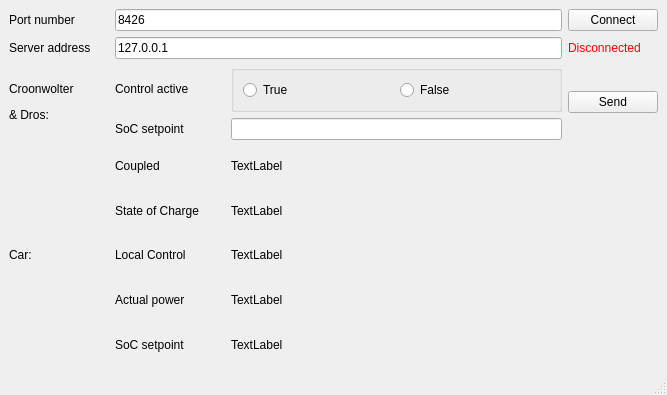
This is clientwindow.ui in SolarTeamEindhoven/STE17-CD-InterfaceTest as Qt 5 draws it before an edit. The edited form follows.
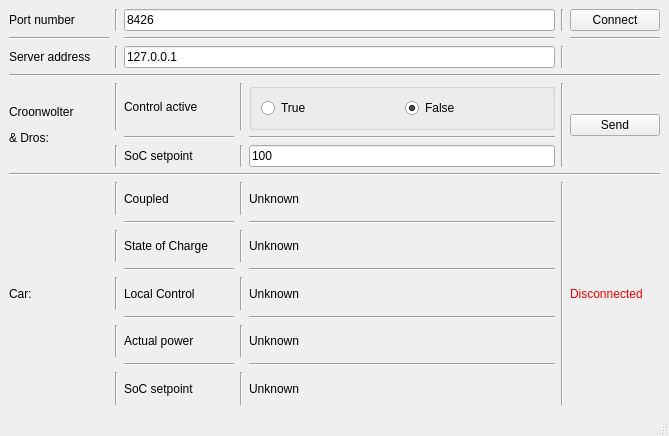
This is the edited form.

The edit to the form file:
```diff
--- a/clientwindow.ui
+++ b/clientwindow.ui
@@ -6,8 +6,8 @@
    <rect>
     <x>0</x>
     <y>0</y>
-    <width>667</width>
-    <height>395</height>
+    <width>669</width>
+    <height>436</height>
    </rect>
   </property>
   <property name="windowTitle">
@@ -19,21 +19,34 @@
      <layout class="QHBoxLayout" name="horizontalLayout">
       <item>
        <layout class="QGridLayout" name="gridLayout_4">
-        <item row="0" column="0">
-         <widget class="QLabel" name="label_2">
-          <property name="text">
-           <string>Port number</string>
-          </property>
-         </widget>
-        </item>
-        <item row="1" column="1">
+        <item row="2" column="2">
          <widget class="QLineEdit" name="addressEdit">
           <property name="text">
            <string>127.0.0.1</string>
           </property>
          </widget>
         </item>
-        <item row="1" column="0">
+        <item row="0" column="0">
+         <widget class="QLabel" name="label_2">
+          <property name="text">
+           <string>Port number</string>
+          </property>
+         </widget>
+        </item>
+        <item row="0" column="4">
+         <widget class="QPushButton" name="connectButton">
+          <property name="minimumSize">
+           <size>
+            <width>90</width>
+            <height>0</height>
+           </size>
+          </property>
+          <property name="text">
+           <string>Connect</string>
+          </property>
+         </widget>
+        </item>
+        <item row="2" column="0">
          <widget class="QLabel" name="label">
           <property name="minimumSize">
            <size>
@@ -46,33 +59,59 @@
           </property>
          </widget>
         </item>
-        <item row="0" column="1">
+        <item row="0" column="2">
          <widget class="QLineEdit" name="portEdit">
           <property name="text">
            <string>8426</string>
           </property>
          </widget>
         </item>
-        <item row="0" column="2">
-         <widget class="QPushButton" name="connectButton">
-          <property name="text">
-           <string>Connect</string>
+        <item row="2" column="1">
+         <widget class="Line" name="line_6">
+          <property name="orientation">
+           <enum>Qt::Vertical</enum>
+          </property>
+         </widget>
+        </item>
+        <item row="1" column="4">
+         <widget class="Line" name="line_31">
+          <property name="orientation">
+           <enum>Qt::Horizontal</enum>
+          </property>
+         </widget>
+        </item>
+        <item row="0" column="1">
+         <widget class="Line" name="line_7">
+          <property name="orientation">
+           <enum>Qt::Vertical</enum>
           </property>
          </widget>
         </item>
         <item row="1" column="2">
-         <widget class="QLabel" name="connectionLabel">
-          <property name="minimumSize">
-           <size>
-            <width>90</width>
-            <height>0</height>
-           </size>
+         <widget class="Line" name="line_29">
+          <property name="orientation">
+           <enum>Qt::Horizontal</enum>
           </property>
-          <property name="styleSheet">
-           <string notr="true">color: red</string>
+         </widget>
+        </item>
+        <item row="1" column="0">
+         <widget class="Line" name="line_30">
+          <property name="orientation">
+           <enum>Qt::Horizontal</enum>
           </property>
-          <property name="text">
-           <string>Disconnected</string>
+         </widget>
+        </item>
+        <item row="2" column="3">
+         <widget class="Line" name="line_33">
+          <property name="orientation">
+           <enum>Qt::Vertical</enum>
+          </property>
+         </widget>
+        </item>
+        <item row="0" column="3">
+         <widget class="Line" name="line_34">
+          <property name="orientation">
+           <enum>Qt::Vertical</enum>
           </property>
          </widget>
         </item>
@@ -80,6 +119,13 @@
       </item>
      </layout>
     </item>
+    <item>
+     <widget class="Line" name="line">
+      <property name="orientation">
+       <enum>Qt::Horizontal</enum>
+      </property>
+     </widget>
+    </item>
     <item>
      <layout class="QHBoxLayout" name="horizontalLayout_2">
       <item>
@@ -97,7 +143,14 @@
       </item>
       <item>
        <layout class="QGridLayout" name="gridLayout_3">
-        <item row="1" column="0">
+        <item row="2" column="3">
+         <widget class="QLineEdit" name="socSetpointEdit">
+          <property name="text">
+           <string>100</string>
+          </property>
+         </widget>
+        </item>
+        <item row="2" column="1">
          <widget class="QLabel" name="label_5">
           <property name="minimumSize">
            <size>
@@ -110,17 +163,7 @@
           </property>
          </widget>
         </item>
-        <item row="0" column="0">
-         <widget class="QLabel" name="label_4">
-          <property name="text">
-           <string>Control active</string>
-          </property>
-         </widget>
-        </item>
-        <item row="1" column="1">
-         <widget class="QLineEdit" name="socSetpointLabel"/>
-        </item>
-        <item row="0" column="1">
+        <item row="0" column="3">
          <widget class="QGroupBox" name="groupBox">
           <property name="title">
            <string/>
@@ -141,13 +184,72 @@
              <property name="text">
               <string>False</string>
              </property>
+             <property name="checked">
+              <bool>true</bool>
+             </property>
             </widget>
            </item>
           </layout>
          </widget>
         </item>
+        <item row="2" column="2">
+         <widget class="Line" name="line_26">
+          <property name="orientation">
+           <enum>Qt::Vertical</enum>
+          </property>
+         </widget>
+        </item>
+        <item row="0" column="1">
+         <widget class="QLabel" name="label_4">
+          <property name="text">
+           <string>Control active</string>
+          </property>
+         </widget>
+        </item>
+        <item row="0" column="2">
+         <widget class="Line" name="line_25">
+          <property name="orientation">
+           <enum>Qt::Vertical</enum>
+          </property>
+         </widget>
+        </item>
+        <item row="2" column="0">
+         <widget class="Line" name="line_4">
+          <property name="orientation">
+           <enum>Qt::Vertical</enum>
+          </property>
+         </widget>
+        </item>
+        <item row="0" column="0">
+         <widget class="Line" name="line_5">
+          <property name="orientation">
+           <enum>Qt::Vertical</enum>
+          </property>
+         </widget>
+        </item>
+        <item row="1" column="1">
+         <widget class="Line" name="line_27">
+          <property name="orientation">
+           <enum>Qt::Horizontal</enum>
+          </property>
+         </widget>
+        </item>
+        <item row="1" column="3">
+         <widget class="Line" name="line_28">
+          <property name="orientation">
+           <enum>Qt::Horizontal</enum>
+          </property>
+         </widget>
+        </item>
        </layout>
       </item>
+      <item>
+       <widget class="Line" name="line_32">
+        <property name="orientation">
+         <enum>Qt::Vertical</enum>
+        </property>
+       </widget>
+      </item>
       <item>
        <widget class="QPushButton" name="sendButton">
         <property name="minimumSize">
@@ -163,6 +265,13 @@
       </item>
      </layout>
     </item>
+    <item>
+     <widget class="Line" name="line_2">
+      <property name="orientation">
+       <enum>Qt::Horizontal</enum>
+      </property>
+     </widget>
+    </item>
     <item>
      <layout class="QHBoxLayout" name="horizontalLayout_4">
       <item>
@@ -187,47 +296,62 @@
       <item>
        <layout class="QGridLayout" name="gridLayout">
         <item row="0" column="1">
-         <widget class="QLabel" name="coupledLabel">
-          <property name="text">
-           <string>TextLabel</string>
-          </property>
-         </widget>
-        </item>
-        <item row="1" column="1">
-         <widget class="QLabel" name="socLabel">
-          <property name="text">
-           <string>TextLabel</string>
-          </property>
-         </widget>
-        </item>
-        <item row="0" column="0">
          <widget class="QLabel" name="label_9">
           <property name="text">
            <string>Coupled</string>
           </property>
          </widget>
         </item>
-        <item row="1" column="0">
-         <widget class="QLabel" name="label_10">
-          <property name="minimumSize">
-           <size>
-            <width>110</width>
-            <height>0</height>
-           </size>
+        <item row="0" column="3">
+         <widget class="QLabel" name="coupledLabel">
+          <property name="text">
+           <string>Unknown</string>
           </property>
+         </widget>
+        </item>
+        <item row="5" column="1">
+         <widget class="Line" name="line_14">
+          <property name="orientation">
+           <enum>Qt::Horizontal</enum>
+          </property>
+         </widget>
+        </item>
+        <item row="6" column="3">
+         <widget class="QLabel" name="powerLabel">
           <property name="text">
-           <string>State of Charge</string>
+           <string>Unknown</string>
+          </property>
+         </widget>
+        </item>
+        <item row="6" column="1">
+         <widget class="QLabel" name="label_14">
+          <property name="text">
+           <string>Actual power</string>
+          </property>
+         </widget>
+        </item>
+        <item row="4" column="3">
+         <widget class="QLabel" name="controlLabel">
+          <property name="text">
+           <string>Unknown</string>
+          </property>
+         </widget>
+        </item>
+        <item row="3" column="1">
+         <widget class="Line" name="line_13">
+          <property name="orientation">
+           <enum>Qt::Horizontal</enum>
           </property>
          </widget>
         </item>
         <item row="4" column="1">
-         <widget class="QLabel" name="socSetpointLabel_2">
+         <widget class="QLabel" name="label_13">
           <property name="text">
-           <string>TextLabel</string>
+           <string>Local Control</string>
           </property>
          </widget>
         </item>
-        <item row="4" column="0">
+        <item row="8" column="1">
          <widget class="QLabel" name="label_11">
           <property name="sizePolicy">
            <sizepolicy hsizetype="Maximum" vsizetype="Preferred">
@@ -240,36 +364,176 @@
           </property>
          </widget>
         </item>
-        <item row="2" column="0">
-         <widget class="QLabel" name="label_13">
-          <property name="text">
-           <string>Local Control</string>
-          </property>
-         </widget>
-        </item>
-        <item row="3" column="0">
-         <widget class="QLabel" name="label_14">
-          <property name="text">
-           <string>Actual power</string>
+        <item row="6" column="0">
+         <widget class="Line" name="line_3">
+          <property name="orientation">
+           <enum>Qt::Vertical</enum>
           </property>
          </widget>
         </item>
         <item row="2" column="1">
-         <widget class="QLabel" name="controlLabel">
+         <widget class="QLabel" name="label_10">
+          <property name="minimumSize">
+           <size>
+            <width>110</width>
+            <height>0</height>
+           </size>
+          </property>
           <property name="text">
-           <string>TextLabel</string>
+           <string>State of Charge</string>
           </property>
          </widget>
         </item>
-        <item row="3" column="1">
-         <widget class="QLabel" name="powerLabel">
+        <item row="8" column="3">
+         <widget class="QLabel" name="socSetpointLabel">
           <property name="text">
-           <string>TextLabel</string>
+           <string>Unknown</string>
+          </property>
+         </widget>
+        </item>
+        <item row="2" column="3">
+         <widget class="QLabel" name="socLabel">
+          <property name="text">
+           <string>Unknown</string>
+          </property>
+         </widget>
+        </item>
+        <item row="2" column="0">
+         <widget class="Line" name="line_10">
+          <property name="orientation">
+           <enum>Qt::Vertical</enum>
+          </property>
+         </widget>
+        </item>
+        <item row="5" column="3">
+         <widget class="Line" name="line_17">
+          <property name="orientation">
+           <enum>Qt::Horizontal</enum>
+          </property>
+         </widget>
+        </item>
+        <item row="4" column="0">
+         <widget class="Line" name="line_9">
+          <property name="orientation">
+           <enum>Qt::Vertical</enum>
+          </property>
+         </widget>
+        </item>
+        <item row="1" column="1">
+         <widget class="Line" name="line_12">
+          <property name="orientation">
+           <enum>Qt::Horizontal</enum>
+          </property>
+         </widget>
+        </item>
+        <item row="1" column="3">
+         <widget class="Line" name="line_19">
+          <property name="orientation">
+           <enum>Qt::Horizontal</enum>
+          </property>
+         </widget>
+        </item>
+        <item row="3" column="3">
+         <widget class="Line" name="line_18">
+          <property name="orientation">
+           <enum>Qt::Horizontal</enum>
+          </property>
+         </widget>
+        </item>
+        <item row="0" column="0">
+         <widget class="Line" name="line_11">
+          <property name="orientation">
+           <enum>Qt::Vertical</enum>
+          </property>
+         </widget>
+        </item>
+        <item row="7" column="3">
+         <widget class="Line" name="line_16">
+          <property name="orientation">
+           <enum>Qt::Horizontal</enum>
+          </property>
+         </widget>
+        </item>
+        <item row="8" column="0">
+         <widget class="Line" name="line_8">
+          <property name="orientation">
+           <enum>Qt::Vertical</enum>
+          </property>
+         </widget>
+        </item>
+        <item row="7" column="1">
+         <widget class="Line" name="line_15">
+          <property name="orientation">
+           <enum>Qt::Horizontal</enum>
+          </property>
+         </widget>
+        </item>
+        <item row="8" column="2">
+         <widget class="Line" name="line_20">
+          <property name="orientation">
+           <enum>Qt::Vertical</enum>
+          </property>
+         </widget>
+        </item>
+        <item row="6" column="2">
+         <widget class="Line" name="line_21">
+          <property name="orientation">
+           <enum>Qt::Vertical</enum>
+          </property>
+         </widget>
+        </item>
+        <item row="4" column="2">
+         <widget class="Line" name="line_22">
+          <property name="orientation">
+           <enum>Qt::Vertical</enum>
+          </property>
+         </widget>
+        </item>
+        <item row="2" column="2">
+         <widget class="Line" name="line_23">
+          <property name="orientation">
+           <enum>Qt::Vertical</enum>
+          </property>
+         </widget>
+        </item>
+        <item row="0" column="2">
+         <widget class="Line" name="line_24">
+          <property name="orientation">
+           <enum>Qt::Vertical</enum>
           </property>
          </widget>
         </item>
        </layout>
       </item>
+      <item>
+       <widget class="Line" name="line_35">
+        <property name="orientation">
+         <enum>Qt::Vertical</enum>
+        </property>
+       </widget>
+      </item>
+      <item>
+       <widget class="QLabel" name="connectionLabel">
+        <property name="sizePolicy">
+         <sizepolicy hsizetype="Maximum" vsizetype="Preferred">
+          <horstretch>0</horstretch>
+          <verstretch>0</verstretch>
+         </sizepolicy>
+        </property>
+        <property name="minimumSize">
+         <size>
+          <width>90</width>
+          <height>0</height>
+         </size>
+        </property>
+        <property name="styleSheet">
+         <string notr="true">color: red</string>
+        </property>
+        <property name="text">
+         <string>Disconnected</string>
+        </property>
+       </widget>
+      </item>
      </layout>
     </item>
    </layout>
```
